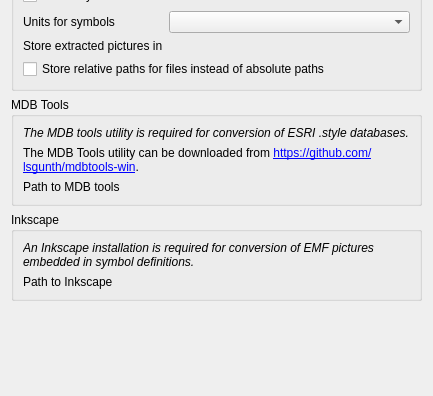
First picture: the form in slyr_community/qgis_plugin/ui/settings.ui, repository north-road/slyr, before the edit; both pictures show x 0 to 433 and y 260 to 656 of the 433 by 656 pixel window.
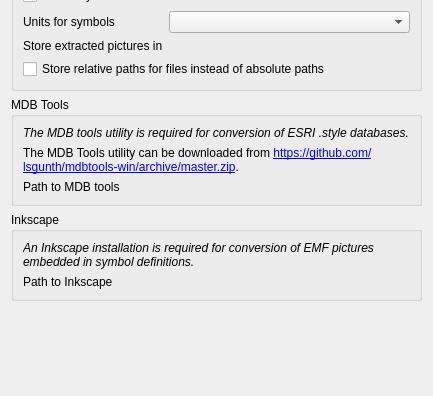
Second picture: the form after the edit. Custom widgets are drawn as their Qt base class.

Commit message: Point mdb win download directly at archive

What changed in the file:
```diff
--- a/slyr_community/qgis_plugin/ui/settings.ui
+++ b/slyr_community/qgis_plugin/ui/settings.ui
@@ -132,7 +132,7 @@
       <item row="1" column="0" colspan="2">
        <widget class="QLabel" name="label_mdb_tools_win">
         <property name="text">
-         <string>The MDB Tools utility can be downloaded from &lt;a href=&quot;https://github.com/lsgunth/mdbtools-win&quot;&gt;&lt;span style=&quot; text-decoration: underline; color:#0000ff;&quot;&gt;https://github.com/lsgunth/mdbtools-win&lt;/span&gt;&lt;/a&gt;.</string>
+         <string>The MDB Tools utility can be downloaded from &lt;a href=&quot;https://github.com/lsgunth/mdbtools-win/archive/master.zip&quot;&gt;&lt;span style=&quot; text-decoration: underline; color:#0000ff;&quot;&gt;https://github.com/lsgunth/mdbtools-win/archive/master.zip&lt;/span&gt;&lt;/a&gt;.</string>
         </property>
         <property name="wordWrap">
          <bool>true</bool>
```
